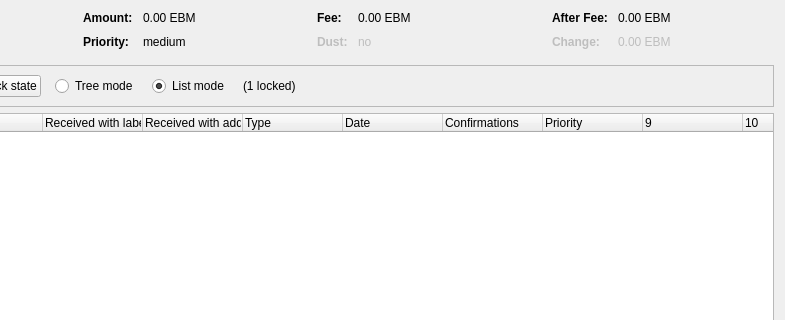
Before: the Qt Designer form src/qt/forms/coincontroldialog.ui in eenglish34/E-BlockMail, drawn with Qt 5; both pictures show x 169 to 954 and y 0 to 320 of the 954 by 500 pixel window.
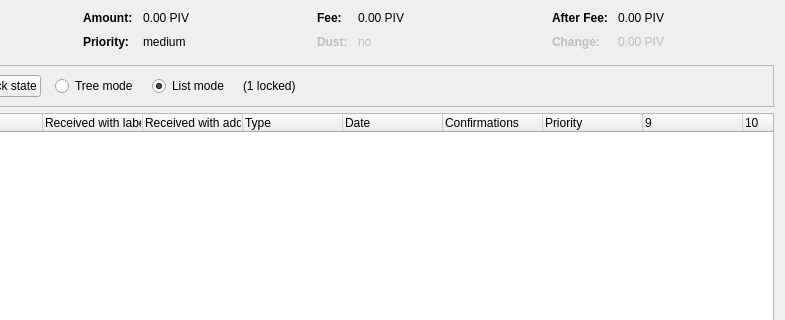
After: the same form once the commit is applied. Custom widgets are drawn as their Qt base class.

```diff
--- a/src/qt/forms/coincontroldialog.ui
+++ b/src/qt/forms/coincontroldialog.ui
@@ -132,7 +132,7 @@
           <enum>Qt::ActionsContextMenu</enum>
          </property>
          <property name="text">
-          <string notr="true">0.00 EBM</string>
+          <string notr="true">0.00 PIV</string>
          </property>
          <property name="textInteractionFlags">
           <set>Qt::LinksAccessibleByMouse|Qt::TextSelectableByKeyboard|Qt::TextSelectableByMouse</set>
@@ -206,7 +206,7 @@
           <enum>Qt::ActionsContextMenu</enum>
          </property>
          <property name="text">
-          <string notr="true">0.00 EBM</string>
+          <string notr="true">0.00 PIV</string>
          </property>
          <property name="textInteractionFlags">
           <set>Qt::LinksAccessibleByMouse|Qt::TextSelectableByKeyboard|Qt::TextSelectableByMouse</set>
@@ -286,7 +286,7 @@
           <enum>Qt::ActionsContextMenu</enum>
          </property>
          <property name="text">
-          <string notr="true">0.00 EBM</string>
+          <string notr="true">0.00 PIV</string>
          </property>
          <property name="textInteractionFlags">
           <set>Qt::LinksAccessibleByMouse|Qt::TextSelectableByKeyboard|Qt::TextSelectableByMouse</set>
@@ -321,7 +321,7 @@
           <enum>Qt::ActionsContextMenu</enum>
          </property>
          <property name="text">
-          <string notr="true">0.00 EBM</string>
+          <string notr="true">0.00 PIV</string>
          </property>
          <property name="textInteractionFlags">
           <set>Qt::LinksAccessibleByMouse|Qt::TextSelectableByKeyboard|Qt::TextSelectableByMouse</set>
```
Left out of the diff: 4 changed lines with no effect on the pictures.
